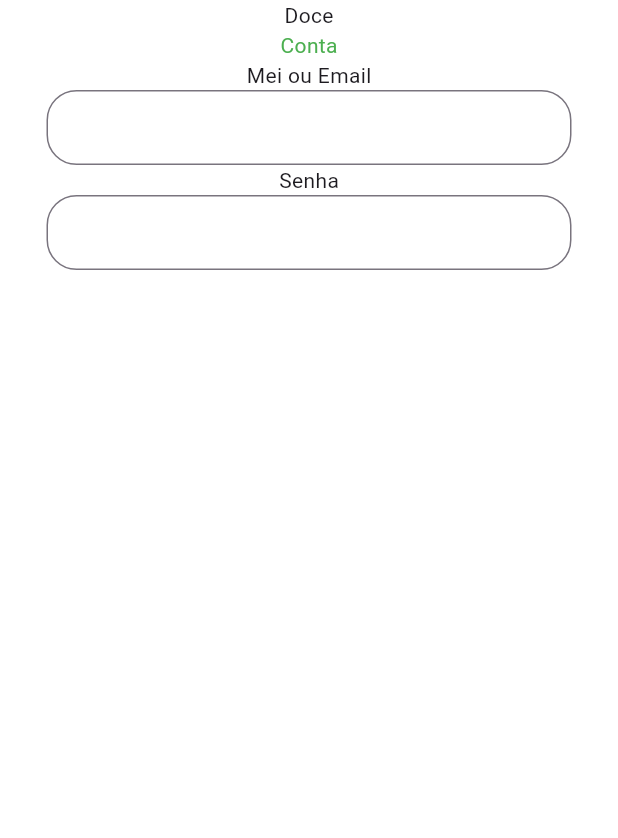
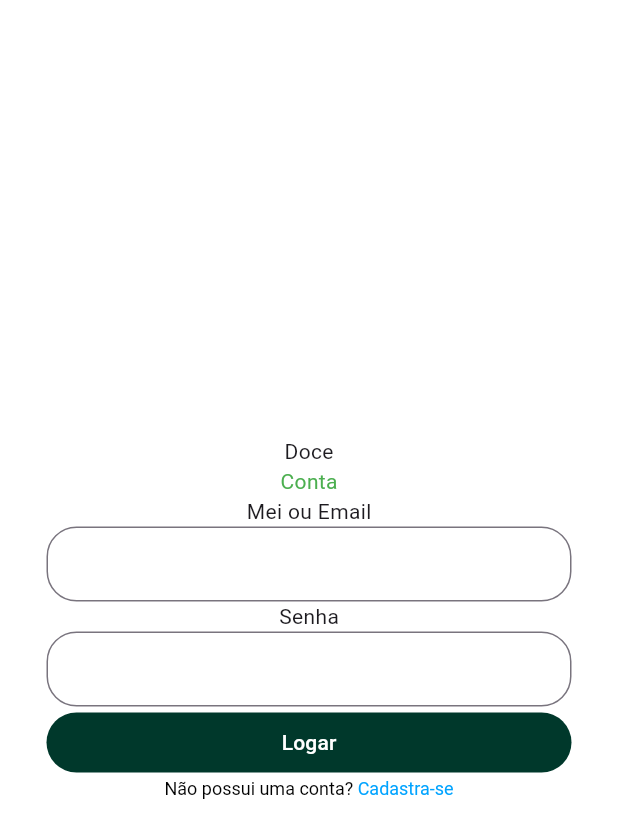
Before and after one commit to PHV00/doce_conta, a Flutter app: the screen it shows after launch, on a phone screen of 412 x 824 dp. Shown: the top 838 px of the screen. Run offline on Flutter 3.47's test engine with Material 3 defaults, Android fonts, the light colour scheme and no system bars.

Commit message:
style: register link

```diff
--- a/doce_conta/lib/screens/register.dart
+++ b/doce_conta/lib/screens/register.dart
@@ -16,26 +16,40 @@ class RegisterScreen extends StatefulWidget {
 class _RegisterScreenState extends State<RegisterScreen> {
   @override
   Widget build(BuildContext context) {
-    return const MaterialApp(
+    return MaterialApp(
       home: Scaffold(
         backgroundColor: Colors.white,
         body: Center(
           child: Column(
+            mainAxisAlignment: MainAxisAlignment.center,
             children: [
               //FAZER OS INPUTS COMO UM WIDGET
-              Text("Doce"),
-              Text("Conta", style: TextStyle(color: Colors.green)),
-              Column(
+              const Text("Doce"),
+              const Text("Conta", style: TextStyle(color: Colors.green)),
+              const Column(
                 children: [
                   Text("Mei ou Email"),
                   RegisterInput()
                 ],
               ),
-              Column(
+              const Column(
                 children: [
                   Text("Senha"),
                   RegisterInput()
                 ],
+              ),
+              const ButtonWidget(btnText: "Logar"),
+              RichText(
+                text: const TextSpan(
+                    style: TextStyle(color: Colors.black, fontSize: 12),
+                    children: [
+                      TextSpan(text: "Não possui uma conta? "),
+                      TextSpan(
+                        text: "Cadastra-se",
+                        style: TextStyle(color: Color(0xFF00A3FF))),
+                        //Usar o recognizer para fazer ele ir para outra tela
+                    ]
+                )
               )
             ],
           )
--- a/doce_conta/lib/widgets/button.dart
+++ b/doce_conta/lib/widgets/button.dart
@@ -1,7 +1,9 @@
 import 'package:flutter/material.dart';
 
 class ButtonWidget extends StatefulWidget {
-  const ButtonWidget({super.key});
+  const ButtonWidget({super.key, required this.btnText});
+
+  final String btnText;
 
   @override
   State<ButtonWidget> createState() => _ButtonWidgetState();
@@ -10,6 +12,13 @@ class ButtonWidget extends StatefulWidget {
 class _ButtonWidgetState extends State<ButtonWidget> {
   @override
   Widget build(BuildContext context) {
-    return const Placeholder();
+    return SizedBox(
+      width: 350,
+      child: ElevatedButton(
+        onPressed: null,
+        style: TextButton.styleFrom(backgroundColor: const Color(0xFF00382B)),
+        child: Text(widget.btnText, style: const TextStyle(color: Colors.white),)
+      ),
+    );
   }
 }
```
